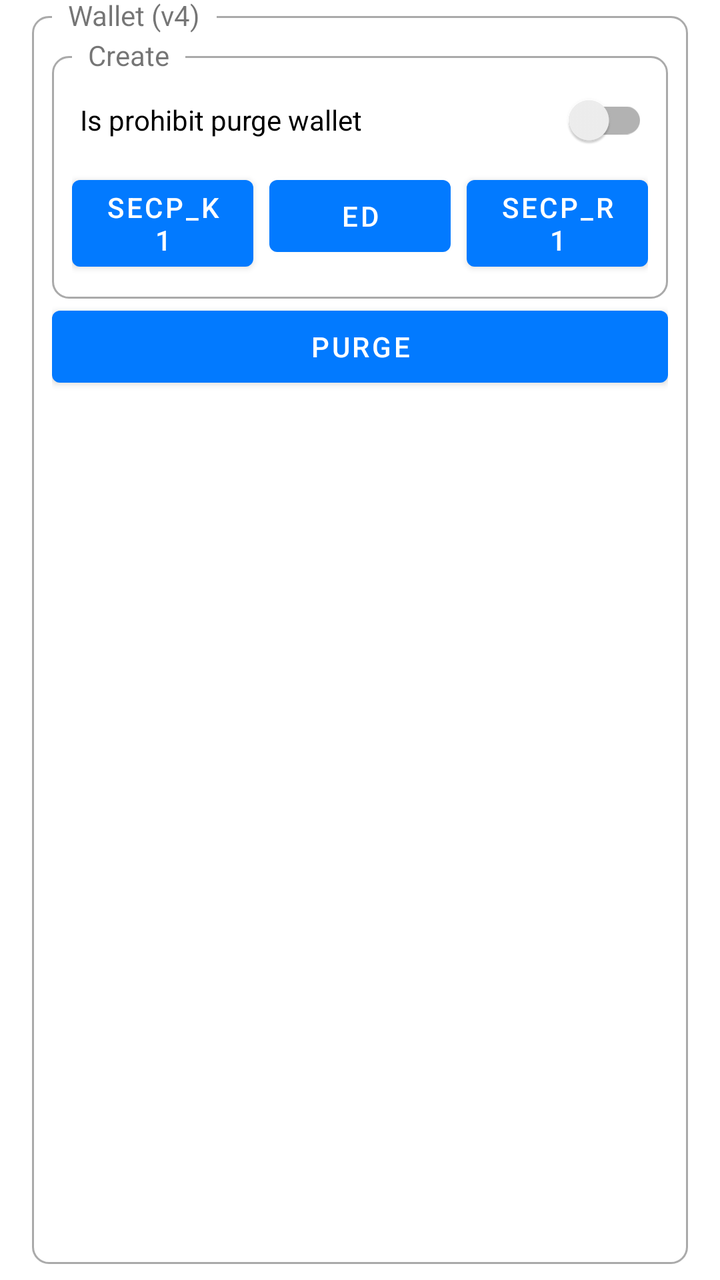
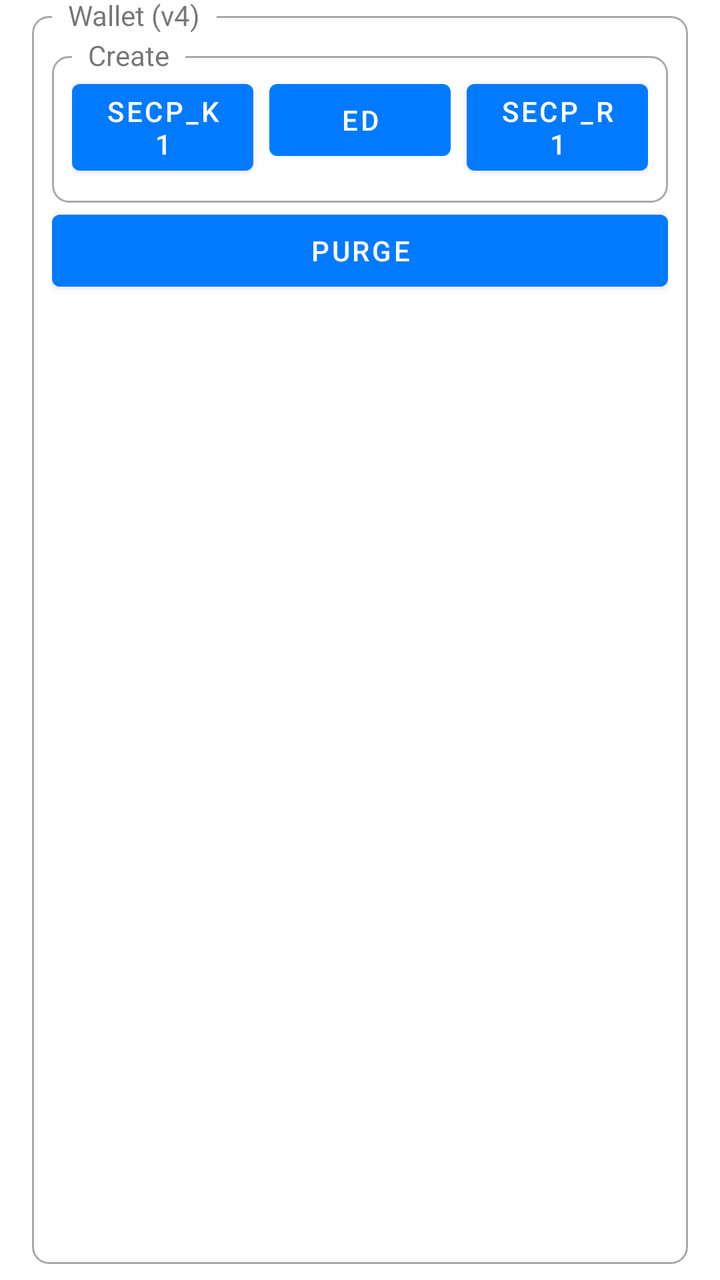

Before-and-after screenshots of an Android layout around one commit, followed by the original layout XML and the change that was made.
<!-- AndroidManifest.xml: application theme AppTheme -->
<!-- res/layout/wallet.xml -->
<?xml version="1.0" encoding="utf-8"?>
<FrameLayout xmlns:android="http://schemas.android.com/apk/res/android"
    xmlns:app="http://schemas.android.com/apk/res-auto"
    xmlns:tools="http://schemas.android.com/tools"
    android:layout_width="match_parent"
    android:layout_height="wrap_content"
    android:clipToPadding="false"
    android:paddingStart="@dimen/box_padding_horizontal"
    android:paddingTop="@dimen/box_padding_vertical"
    android:paddingEnd="@dimen/box_padding_horizontal"
    android:paddingBottom="@dimen/box_padding_vertical">

    <FrameLayout
        android:layout_width="match_parent"
        android:layout_height="match_parent"
        android:background="@drawable/rounded_corner" />

    <TextView
        android:layout_width="wrap_content"
        android:layout_height="wrap_content"
        android:background="?android:windowBackground"
        android:paddingStart="8dp"
        android:paddingEnd="8dp"
        android:text="Wallet (v4)"
        android:translationX="10dp"
        android:translationY="-10dp" />

    <LinearLayout
        android:id="@+id/contentContainer"
        android:layout_width="match_parent"
        android:layout_height="match_parent"
        android:layout_margin="10dp"
        android:orientation="vertical"
        android:visibility="visible">

        <LinearLayout
            android:id="@+id/walletIndexesContainer"
            android:layout_width="match_parent"
            android:layout_height="wrap_content"
            android:orientation="horizontal"
            android:visibility="gone"
            tools:visibility="visible">

            <com.google.android.material.slider.Slider
                android:id="@+id/sliderWallet"
                android:layout_width="0dp"
                android:layout_height="wrap_content"
                android:layout_weight="1" />

            <TextView
                android:id="@+id/tvWalletIndex"
                android:layout_width="wrap_content"
                android:layout_height="wrap_content"
                android:layout_gravity="center"
                android:layout_marginStart="8dp"
                android:layout_marginEnd="8dp" />

        </LinearLayout>

        <FrameLayout
            android:layout_width="match_parent"
            android:layout_height="wrap_content">

            <FrameLayout
                android:layout_width="match_parent"
                android:layout_height="match_parent"
                android:layout_marginTop="10dp"
                android:background="@drawable/rounded_corner" />

            <TextView
                android:layout_width="wrap_content"
                android:layout_height="wrap_content"
                android:background="?android:windowBackground"
                android:paddingStart="8dp"
                android:paddingEnd="8dp"
                android:text="Create"
                android:translationX="10dp" />

            <androidx.constraintlayout.widget.ConstraintLayout
                android:layout_width="match_parent"
                android:padding="10dp"
                android:layout_marginTop="8dp"
                android:layout_height="wrap_content">

                <androidx.appcompat.widget.SwitchCompat
                    android:text="Is prohibit purge wallet"
                    android:paddingStart="4dp"
                    android:layout_width="match_parent"
                    android:layout_height="wrap_content"
                    android:id="@+id/swIsPermanentWallet"
                    app:layout_constraintTop_toTopOf="parent"
                    app:layout_constraintStart_toStartOf="parent" />

                <Button
                    android:id="@+id/btnCreateWalletSecpK1"
                    android:layout_width="0dp"
                    android:layout_height="wrap_content"
                    android:text="Secp_K1"
                    android:layout_marginEnd="4dp"
                    app:layout_constraintStart_toStartOf="parent"
                    app:layout_constraintHorizontal_bias="0.5"
                    app:layout_constraintEnd_toStartOf="@+id/btnCreateWalletEdwards"
                    app:layout_constraintTop_toBottomOf="@+id/swIsPermanentWallet" />

                <Button
                    android:id="@+id/btnCreateWalletEdwards"
                    android:layout_width="0dp"
                    android:layout_height="wrap_content"
                    android:text="Ed"
                    android:layout_marginStart="4dp"
                    android:layout_marginEnd="4dp"
                    app:layout_constraintEnd_toStartOf="@+id/btnCreateWalletSecpR1"
                    app:layout_constraintStart_toEndOf="@+id/btnCreateWalletSecpK1"
                    app:layout_constraintHorizontal_bias="0.5"
                    app:layout_constraintTop_toTopOf="@+id/btnCreateWalletSecpK1" />

                <Button
                    android:id="@+id/btnCreateWalletSecpR1"
                    android:layout_width="0dp"
                    android:layout_height="wrap_content"
                    android:layout_marginStart="4dp"
                    android:text="Secp_R1"
                    app:layout_constraintEnd_toEndOf="parent"
                    app:layout_constraintStart_toEndOf="@+id/btnCreateWalletEdwards"
                    app:layout_constraintHorizontal_bias="0.5"
                    app:layout_constraintTop_toTopOf="@+id/btnCreateWalletEdwards" />

            </androidx.constraintlayout.widget.ConstraintLayout>

        </FrameLayout>


        <LinearLayout
            android:layout_width="match_parent"
            android:layout_height="wrap_content"
            android:gravity="center"
            android:orientation="horizontal">

            <Button
                android:id="@+id/btnPurgeWallet"
                android:layout_width="0dp"
                android:layout_height="wrap_content"
                android:layout_weight="1"
                android:text="Purge" />

        </LinearLayout>

    </LinearLayout>

</FrameLayout>
<!-- resources referenced by this layout -->
<resources>
  <dimen name="box_padding_horizontal">16dp</dimen>
  <dimen name="box_padding_vertical">8dp</dimen>
  <!-- drawable rounded_corner (drawable) -->
  <?xml version="1.0" encoding="utf-8"?>
  <shape xmlns:android="http://schemas.android.com/apk/res/android">
      <stroke
          android:width="1dp"
          android:color="@android:color/darker_gray" />
  
      <solid android:color="@android:color/transparent" />
  
      <padding
          android:bottom="5dp"
          android:left="5dp"
          android:right="5dp"
          android:top="5dp" />
  
      <corners android:radius="8dp" />
  </shape>
  <style name="AppTheme" parent="Theme.MaterialComponents.DayNight.NoActionBar">
          <item name="colorPrimary">@color/primary</item>
          <item name="colorPrimaryDark">@color/primary_dark</item>
          <item name="colorOnPrimary">@color/on_primary</item>
          <item name="colorSecondary">@color/primary</item>
      </style>
  <color name="primary">#027aff</color>
  <color name="primary_dark">#0a02ff</color>
  <color name="on_primary">#FFFFFF</color>
</resources>

<!-- the commit's change to res/layout/wallet.xml (unified diff, before → after) -->
@@ -82,15 +82,6 @@
                 android:layout_marginTop="8dp"
                 android:layout_height="wrap_content">
 
-                <androidx.appcompat.widget.SwitchCompat
-                    android:text="Is prohibit purge wallet"
-                    android:paddingStart="4dp"
-                    android:layout_width="match_parent"
-                    android:layout_height="wrap_content"
-                    android:id="@+id/swIsPermanentWallet"
-                    app:layout_constraintTop_toTopOf="parent"
-                    app:layout_constraintStart_toStartOf="parent" />
-
                 <Button
                     android:id="@+id/btnCreateWalletSecpK1"
                     android:layout_width="0dp"
@@ -100,7 +91,7 @@
                     app:layout_constraintStart_toStartOf="parent"
                     app:layout_constraintHorizontal_bias="0.5"
                     app:layout_constraintEnd_toStartOf="@+id/btnCreateWalletEdwards"
-                    app:layout_constraintTop_toBottomOf="@+id/swIsPermanentWallet" />
+                    app:layout_constraintTop_toTopOf="parent" />
 
                 <Button
                     android:id="@+id/btnCreateWalletEdwards"
